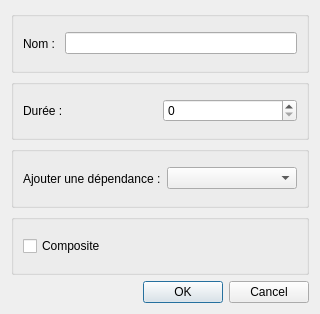
First picture: the form in TaskManagement/addtasks.ui, repository Silvec-aka/QtApp, before the edit.
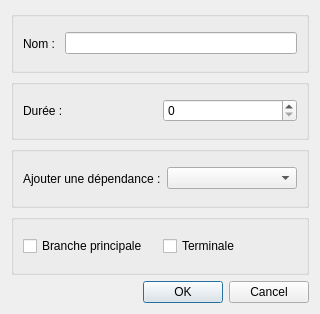
Second picture: the form after the edit.

The edit to the form file:
```diff
--- a/TaskManagement/addtasks.ui
+++ b/TaskManagement/addtasks.ui
@@ -80,7 +80,14 @@
       <item>
        <widget class="QCheckBox" name="checkBox">
         <property name="text">
-         <string>Composite</string>
+         <string>Branche principale</string>
+        </property>
+       </widget>
+      </item>
+      <item>
+       <widget class="QCheckBox" name="isTerminal">
+        <property name="text">
+         <string>Terminale</string>
         </property>
        </widget>
       </item>
```
Left out of the diff: 2 changed lines with no effect on the pictures.
